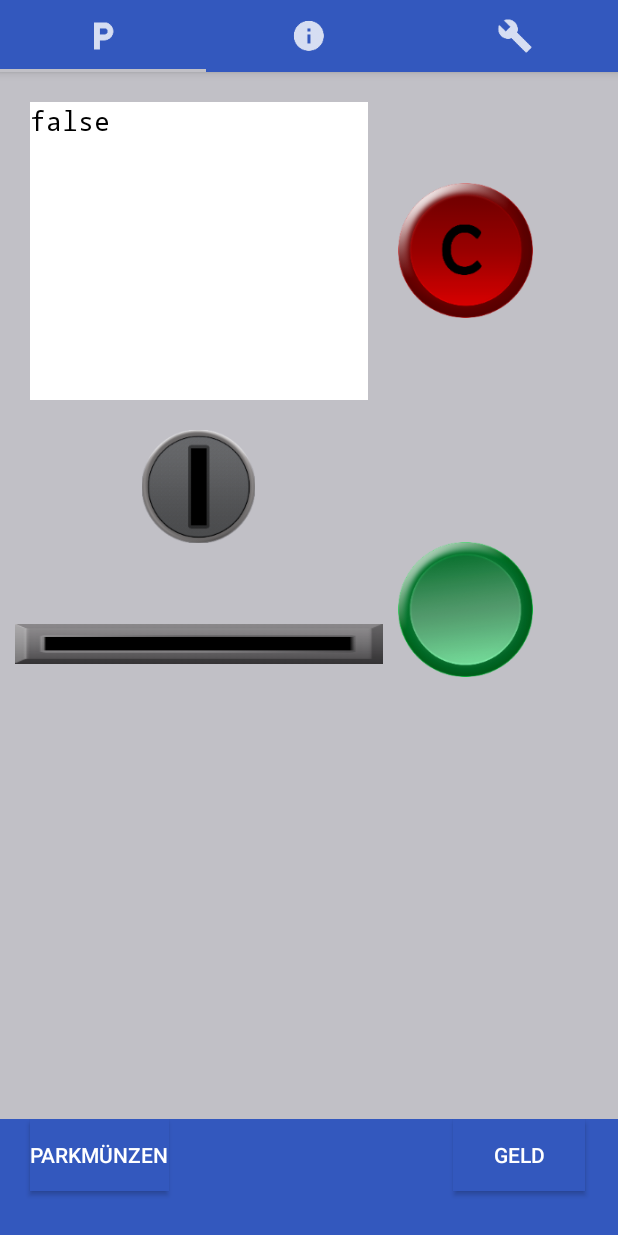
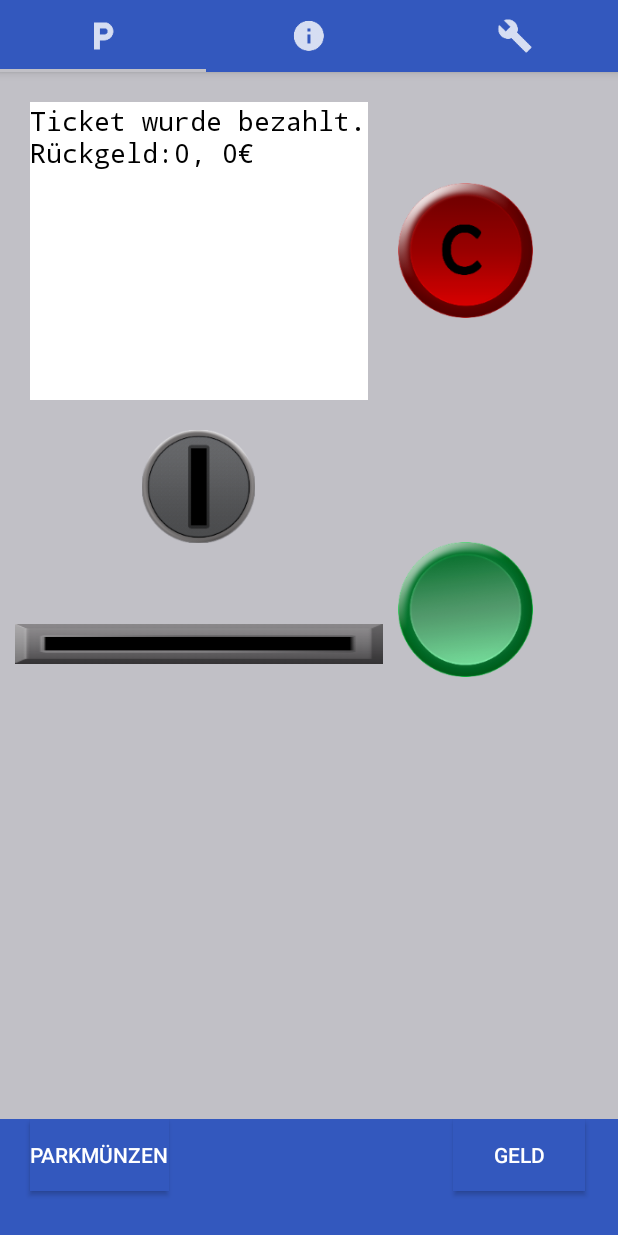
Before and after one commit to Poescho/Advanced-SWE, an Android app: the screen it shows after launch (MainActivity), after a tap on "Naja es ist halt en X und mehr nich. War", on a phone screen of 412 x 824 dp. Run offline under Robolectric (Android 15) with nearby library versions, the phone set to English and light mode, and no system bars.

Commit message:
Anzeige des Rückgelds

```diff
--- a/Kassenautomat-1-master/Kassenautomat_DHBW_AS/app/src/main/java/com/example/michael/kassenautomat_dhbw/MainActivity.java
+++ b/Kassenautomat-1-master/Kassenautomat_DHBW_AS/app/src/main/java/com/example/michael/kassenautomat_dhbw/MainActivity.java
@@ -177,8 +177,11 @@ public class MainActivity extends AppCompatActivity implements OnButtonClickedCa
 
     @Override
     public void endPayment(int payback) {
-
+        System.out.println(payback);
         Util.giveNickelback(payback, kassenautomatContext);
+        String rgBetrag =  getString(R.string.payback)+ Math.abs(payback/100)+", "+ Math.abs(payback%100)+"€";
+        String anzeigeText = getString(R.string.ticket_paid)+"\n"+rgBetrag;
+        fragmentAutomat.setTextOfDisplayString(anzeigeText);
         returnToTicketList();
         fragmentAutomat.setTicketToPay(null);
     }
--- a/Kassenautomat-1-master/Kassenautomat_DHBW_AS/app/src/main/java/com/example/michael/kassenautomat_dhbw/fragments/one/FragmentAutomat.java
+++ b/Kassenautomat-1-master/Kassenautomat_DHBW_AS/app/src/main/java/com/example/michael/kassenautomat_dhbw/fragments/one/FragmentAutomat.java
@@ -21,6 +21,7 @@ import com.example.michael.kassenautomat_dhbw.exceptions.DbException;
 import com.example.michael.kassenautomat_dhbw.fragments.maintain.FragmentMaintain;
 import com.example.michael.kassenautomat_dhbw.util.DefaultValuesHandler;
 
+import java.sql.Struct;
 import java.util.Date;
 import java.util.Random;
 
@@ -285,6 +286,13 @@ public class FragmentAutomat extends MyFragment {
         txtDisplay.setText(stringId);
     }
 
+    public void setTextOfDisplayString(String text) {
+        TextView txtDisplay = (TextView)view.findViewById(R.id.fragment_one_show_automata_text_view_display);
+
+        txtDisplay.setText(text);
+    }
+
+
     public void setTicketToPay(Ticket ticketToPay) {
         this.ticketToPay = ticketToPay;
 
--- a/Kassenautomat-1-master/Kassenautomat_DHBW_AS/app/src/main/java/com/example/michael/kassenautomat_dhbw/util/Util.java
+++ b/Kassenautomat-1-master/Kassenautomat_DHBW_AS/app/src/main/java/com/example/michael/kassenautomat_dhbw/util/Util.java
@@ -24,12 +24,14 @@ public class Util {
 
         int nickelbackIndex = 0;
         while(payback < 0 && nickelbackIndex <= 6) {
+            System.out.println("nickelbackIndex"+nickelbackIndex);
             if(automataMoney.getAmountOfCoinValue(Money.coinValues[nickelbackIndex]) <= 0) {
                 nickelbackIndex++;
                 continue;
             }
             if(Money.coinValues[nickelbackIndex] <= Math.abs(payback)) {
                 System.out.println("Give back " + Money.coinValues[nickelbackIndex]);
+
                 System.out.println(payback);
                 userMoney.add(Money.coinValues[nickelbackIndex]);
                 automataMoney.remove(Money.coinValues[nickelbackIndex]);
--- a/Kassenautomat-1-master/Kassenautomat_DHBW_AS/app/src/main/res/values/strings.xml
+++ b/Kassenautomat-1-master/Kassenautomat_DHBW_AS/app/src/main/res/values/strings.xml
@@ -44,6 +44,7 @@
     <string name="ticketDate_was_not_valid">Datum des Tickets ist ungültig.</string>
     <string name="ticket_taken">Ticket wurde ausgegeben.</string>
     <string name="no_more_park_coins">Keine Parkmünzen vorhanden.</string>
+    <string name="payback">Rückgeld: </string>
 
     <!-- TODO: Remove or change this placeholder text -->
     <string name="hello_blank_fragment">Hello blank fragment</string>
```
